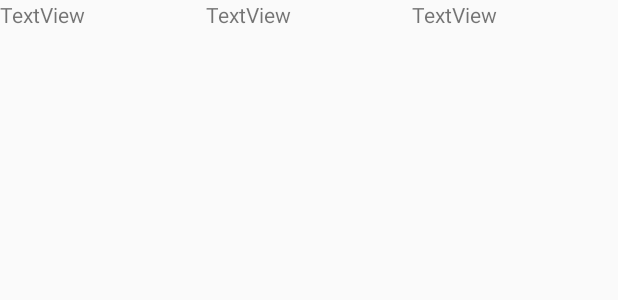
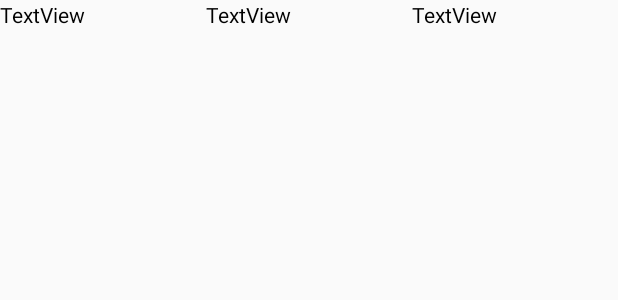
Before and after one commit to yohrdy243/LibraryApp, an Android app: the layout fila_estudiantes.xml on its own in the app's theme, with its tools: preview values and no code run, on a phone screen of 412 x 824 dp. Shown: the top 300 px of the screen. Run offline under Robolectric (Android 15) with nearby library versions, the phone set to English and light mode, and no system bars.

Commit message:
Funciona a medias

```diff
--- a/app/src/main/AndroidManifest.xml
+++ b/app/src/main/AndroidManifest.xml
@@ -2,12 +2,15 @@
 <manifest xmlns:android="http://schemas.android.com/apk/res/android"
     package="upn.edu.pe.libraryapp">
 
+    <uses-permission android:name="android.permission.INTERNET"></uses-permission>
+    <uses-permission android:name="android.permission.ACCESS_NETWORK_STATE"></uses-permission>
     <application
         android:allowBackup="true"
         android:icon="@mipmap/ic_launcher"
         android:label="@string/app_name"
         android:roundIcon="@mipmap/ic_launcher_round"
         android:supportsRtl="true"
+        android:networkSecurityConfig="@xml/network_security_config"
         android:theme="@style/AppTheme">
         <activity
             android:name=".controllers.EstudianteActivity"
--- a/app/src/main/java/upn/edu/pe/libraryapp/controllers/EstudianteActivity.kt
+++ b/app/src/main/java/upn/edu/pe/libraryapp/controllers/EstudianteActivity.kt
@@ -16,7 +16,7 @@ class EstudianteActivity : AppCompatActivity() {
 
         val listaEstudiante = findViewById<ListView>(R.id.lst_listaEstudiantes)
 
-        rasc.listarEstudiantes(context,listaEstudiante)
+        rasc.listarEstudiantes(applicationContext,listaEstudiante)
 
     }
 }
--- a/app/src/main/java/upn/edu/pe/libraryapp/services/estudiante/ResponseApiServiceEstudiante.kt
+++ b/app/src/main/java/upn/edu/pe/libraryapp/services/estudiante/ResponseApiServiceEstudiante.kt
@@ -1,6 +1,7 @@
 package upn.edu.pe.libraryapp.services.estudiante
 
 import android.content.Context
+import android.util.Log
 import android.widget.ListView
 import retrofit2.Call
 import retrofit2.Callback
@@ -19,6 +20,9 @@ class ResponseApiServiceEstudiante {
                 override fun onResponse(call: Call<List<Estudiante>>, response: Response<List<Estudiante>>) {
                     if(response.isSuccessful){
                         val rpta =response.body()!!
+                        rpta.forEach {
+                            Log.d(" ",it.nombres +" " +it.apellidos)
+                        }
                         val adap =AdaptadorEstudiante(context,rpta)
                         listView.adapter = adap
                     }
--- a/app/src/main/java/upn/edu/pe/libraryapp/utils/ApiUtils.kt
+++ b/app/src/main/java/upn/edu/pe/libraryapp/utils/ApiUtils.kt
@@ -2,7 +2,7 @@ package upn.edu.pe.libraryapp.utils
 
 object ApiUtils {
     const val BASE_ESTUDIANTES = "http://192.168.1.4:8080/api/estudiantes/"
-    const val BASE_LIBROS = "http://192.168.1.4:8080/ipa/estudiantes/"
-    const val BASE_RESERVAS = "http://192.168.1.4:8080/pia/estudiantes/"
+    const val BASE_LIBROS = "http://192.168.1.4:8080/ipa/libros/"
+    const val BASE_RESERVAS = "http://192.168.1.4:8080/pia/reservas/"
 
 }
--- a/app/src/main/res/layout/fila_estudiantes.xml
+++ b/app/src/main/res/layout/fila_estudiantes.xml
@@ -9,20 +9,23 @@
         android:layout_width="wrap_content"
         android:layout_height="wrap_content"
         android:layout_weight="1"
-        android:text="TextView" />
+        android:text="TextView"
+        android:textColor="@android:color/black"/>
 
     <TextView
         android:id="@+id/tv_carrera"
         android:layout_width="wrap_content"
         android:layout_height="wrap_content"
         android:layout_weight="1"
-        android:text="TextView" />
+        android:text="TextView"
+        android:textColor="@android:color/black"/>
 
     <TextView
         android:id="@+id/tv_email"
         android:layout_width="wrap_content"
         android:layout_height="wrap_content"
         android:layout_weight="1"
-        android:text="TextView" />
+        android:text="TextView"
+        android:textColor="@android:color/black"/>
 
 </LinearLayout>
--- a/app/src/main/res/xml/network_security_config.xml
+++ b/app/src/main/res/xml/network_security_config.xml
@@ -1,6 +1,6 @@
 <?xml version="1.0" encoding="utf-8"?>
 <network-security-config>
-    <base-config cleartextTrafficPermitted = "true">
+    <base-config cleartextTrafficPermitted="true">
         <trust-anchors>
             <certificates src="system"/>
             <certificates src="user" />
```
